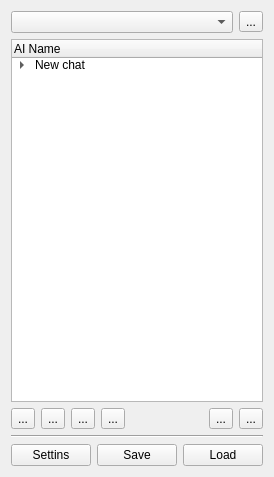
First picture: the form in chatlist.ui, repository armarkaryan/aiOr, before the edit.
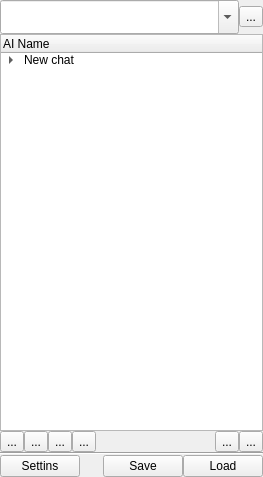
Second picture: the form after the edit. Icons and pictures are not drawn.

Commit message: style: change GUI elements name

What changed in the file:
```diff
--- a/chatlist.ui
+++ b/chatlist.ui
@@ -14,6 +14,21 @@
    <string>Chat List</string>
   </property>
   <layout class="QVBoxLayout" name="vl_Main">
+   <property name="spacing">
+    <number>0</number>
+   </property>
+   <property name="leftMargin">
+    <number>0</number>
+   </property>
+   <property name="topMargin">
+    <number>0</number>
+   </property>
+   <property name="rightMargin">
+    <number>0</number>
+   </property>
+   <property name="bottomMargin">
+    <number>0</number>
+   </property>
    <item>
     <layout class="QHBoxLayout" name="hl_ChatListFind">
      <item>
@@ -24,6 +39,14 @@
          <verstretch>0</verstretch>
         </sizepolicy>
        </property>
+       <property name="font">
+        <font>
+         <pointsize>17</pointsize>
+        </font>
+       </property>
+       <property name="editable">
+        <bool>true</bool>
+       </property>
       </widget>
      </item>
      <item>
```
The commit also changes 1 other file.
